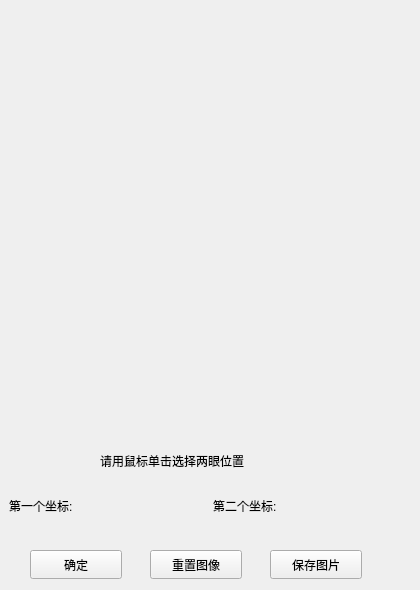
This is ImageWithUI/eye.ui in Obj4ct/ImageWithUI as Qt 5 draws it before an edit. The edited form follows.
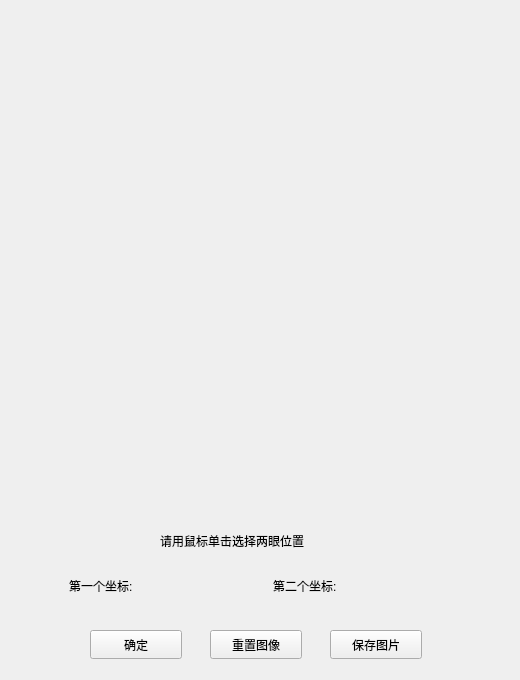
This is the edited form.

Patch:
```diff
--- a/ImageWithUI/eye.ui
+++ b/ImageWithUI/eye.ui
@@ -6,8 +6,8 @@
    <rect>
     <x>0</x>
     <y>0</y>
-    <width>420</width>
-    <height>590</height>
+    <width>520</width>
+    <height>680</height>
    </rect>
   </property>
   <property name="windowTitle">
@@ -18,10 +18,22 @@
     <rect>
      <x>0</x>
      <y>0</y>
-     <width>421</width>
-     <height>421</height>
+     <width>512</width>
+     <height>512</height>
     </rect>
    </property>
+   <property name="minimumSize">
+    <size>
+     <width>512</width>
+     <height>512</height>
+    </size>
+   </property>
+   <property name="maximumSize">
+    <size>
+     <width>512</width>
+     <height>512</height>
+    </size>
+   </property>
    <property name="text">
     <string/>
    </property>
@@ -29,8 +41,8 @@
   <widget class="QLabel" name="label_2">
    <property name="geometry">
     <rect>
-     <x>100</x>
-     <y>440</y>
+     <x>160</x>
+     <y>520</y>
      <width>211</width>
      <height>41</height>
     </rect>
@@ -42,8 +54,8 @@
   <widget class="QPushButton" name="btn_save">
    <property name="geometry">
     <rect>
-     <x>270</x>
-     <y>550</y>
+     <x>330</x>
+     <y>630</y>
      <width>92</width>
      <height>29</height>
     </rect>
@@ -55,8 +67,8 @@
   <widget class="QWidget" name="widget" native="true">
    <property name="geometry">
     <rect>
-     <x>9</x>
-     <y>470</y>
+     <x>69</x>
+     <y>550</y>
      <width>401</width>
      <height>71</height>
     </rect>
@@ -95,8 +107,8 @@
   <widget class="QPushButton" name="btn_ok">
    <property name="geometry">
     <rect>
-     <x>30</x>
-     <y>550</y>
+     <x>90</x>
+     <y>630</y>
      <width>92</width>
      <height>29</height>
     </rect>
@@ -108,8 +120,8 @@
   <widget class="QPushButton" name="btn_ok_2">
    <property name="geometry">
     <rect>
-     <x>150</x>
-     <y>550</y>
+     <x>210</x>
+     <y>630</y>
      <width>92</width>
      <height>29</height>
     </rect>
```
